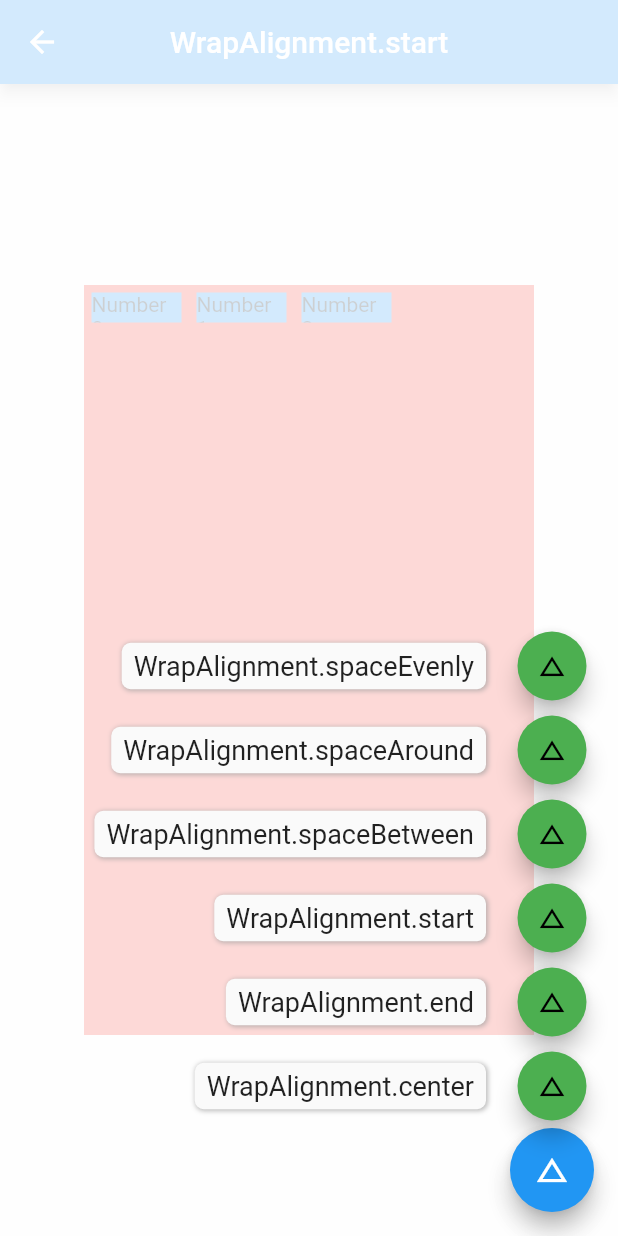
After one commit to Johnson8888/learn_flutter, a Flutter app: the WrapAlignmentDemoPage screen opened directly, after a tap on the "change history" icon, on a phone screen of 412 x 824 dp. The commit adds this screen. Run offline on Flutter 3.47's test engine with Material 2 defaults, Android fonts, the phone set to English and light mode, and no system bars; drawn by our look-alikes of flutter_speed_dial.

Commit message:
WrapDemoPage

```diff
--- a/flutter_app/lib/main.dart
+++ b/flutter_app/lib/main.dart
@@ -41,7 +41,8 @@ class MyApp extends StatelessWidget {
         "ImageDemoPage": (context) => ImageDemoPage(),
         "ColumnDemoPage": (context) => ColumnDemoPage(),
         "RowDemoPage": (context) => RowDemoPage(),
-        "FlexibleDemoPage": (context) => FlexibleDemoPage()
+        "FlexibleDemoPage": (context) => FlexibleDemoPage(),
+        "WrapDemoPage": (context) => WrapDemoPage(),
       },
     );
   }
--- /dev/null
+++ b/flutter_app/lib/routes/Wrap/wrap_alignment_page.dart
@@ -0,0 +1,102 @@
+/*
+ * @Author: 弗拉德
+ * @Date: 2021-01-15 13:47:27
+ * @LastEditTime: 2021-01-15 14:56:30
+ * @Support: http://fulade.me
+ */
+
+import 'package:flutter/material.dart';
+import 'package:flutter_speed_dial/flutter_speed_dial.dart';
+
+class WrapAlignmentDemoPage extends StatefulWidget {
+  @override
+  _WrapAlignmentDemoPageState createState() => _WrapAlignmentDemoPageState();
+}
+
+class _WrapAlignmentDemoPageState extends State<WrapAlignmentDemoPage> {
+  var title = "WrapAlignment.start";
+  var alignment = WrapAlignment.start;
+
+  @override
+  Widget build(BuildContext context) {
+    return Scaffold(
+      floatingActionButton: SpeedDial(
+        child: Icon(Icons.change_history),
+        children: speedDialChildList(),
+      ),
+      appBar: AppBar(
+        centerTitle: true,
+        backgroundColor: Colors.blue,
+        title: Text(title),
+      ),
+      body: Center(
+        child: Container(
+          width: 300,
+          height: 500,
+          color: Colors.red,
+          child: Wrap(
+            alignment: alignment,
+            children: List<Widget>.generate(
+              3,
+              (index) => Container(
+                margin: EdgeInsets.all(5),
+                width: 60,
+                height: 20,
+                color: Colors.blue,
+                child: Center(
+                  child: Text("Number " + index.toString()),
+                ),
+              ),
+            ),
+          ),
+        ),
+      ),
+    );
+  }
+
+  List speedDialChildList() {
+    final configList = [
+      {
+        "title": "WrapAlignment.center",
+        "value": WrapAlignment.center,
+      },
+      {
+        "title": "WrapAlignment.end",
+        "value": WrapAlignment.end,
+      },
+      {
+        "title": "WrapAlignment.start",
+        "value": WrapAlignment.start,
+      },
+      {
+        "title": "WrapAlignment.spaceBetween",
+        "value": WrapAlignment.spaceBetween,
+      },
+      {
+        "title": "WrapAlignment.spaceAround",
+        "value": WrapAlignment.spaceAround
+      },
+      {
+        "title": "WrapAlignment.spaceEvenly",
+        "value": WrapAlignment.spaceEvenly
+      },
+    ];
+    var list = <SpeedDialChild>[];
+    for (var item in configList) {
+      var child = SpeedDialChild(
+        child: Icon(Icons.change_history),
+        backgroundColor: Colors.green,
+        label: item["title"],
+        labelStyle: TextStyle(fontSize: 18.0),
+        onTap: () {
+          setState(() {
+            title = item["title"];
+            alignment = item["value"];
+          });
+        },
+      );
+      list.add(child);
+    }
+    return list;
+  }
+}
--- /dev/null
+++ b/flutter_app/lib/routes/Wrap/wrap_runalignment_page.dart
@@ -0,0 +1,102 @@
+/*
+ * @Author: 弗拉德
+ * @Date: 2021-01-14 19:31:11
+ * @LastEditTime: 2021-01-15 15:08:33
+ * @Support: http://fulade.me
+ */
+import 'package:flutter/material.dart';
+import 'package:flutter_speed_dial/flutter_speed_dial.dart';
+
+class WrapRunAlignmentDemoPage extends StatefulWidget {
+  @override
+  _WrapRunAlignmentDemoPageState createState() =>
+      _WrapRunAlignmentDemoPageState();
+}
+
+class _WrapRunAlignmentDemoPageState extends State<WrapRunAlignmentDemoPage> {
+  var runAlignment = WrapAlignment.center;
+  var title = "WrapAlignment.center";
+  @override
+  Widget build(BuildContext context) {
+    return Scaffold(
+      floatingActionButton: SpeedDial(
+        child: Icon(Icons.change_history),
+        children: speedDialChildList(),
+      ),
+      appBar: AppBar(
+        centerTitle: true,
+        backgroundColor: Colors.blue,
+        title: Text(title),
+      ),
+      body: Center(
+        child: Container(
+          width: 300,
+          height: 500,
+          color: Colors.red,
+          child: Wrap(
+            runAlignment: runAlignment,
+            alignment: WrapAlignment.center,
+            children: List<Widget>.generate(
+              10,
+              (index) => Container(
+                margin: EdgeInsets.all(5),
+                width: 60,
+                height: 20,
+                color: Colors.blue,
+                child: Center(
+                  child: Text("Number " + index.toString()),
+                ),
+              ),
+            ),
+          ),
+        ),
+      ),
+    );
+  }
+
+  List speedDialChildList() {
+    final configList = [
+      {
+        "title": "WrapAlignment.center",
+        "value": WrapAlignment.center,
+      },
+      {
+        "title": "WrapAlignment.end",
+        "value": WrapAlignment.end,
+      },
+      {
+        "title": "WrapAlignment.start",
+        "value": WrapAlignment.start,
+      },
+      {
+        "title": "WrapAlignment.spaceBetween",
+        "value": WrapAlignment.spaceBetween,
+      },
+      {
+        "title": "WrapAlignment.spaceAround",
+        "value": WrapAlignment.spaceAround,
+      },
+      {
+        "title": "WrapAlignment.spaceEvenly",
+        "value": WrapAlignment.spaceEvenly,
+      },
+    ];
+    var list = <SpeedDialChild>[];
+    for (var item in configList) {
+      var child = SpeedDialChild(
+        child: Icon(Icons.change_history),
+        backgroundColor: Colors.green,
+        label: item["title"],
+        labelStyle: TextStyle(fontSize: 18.0),
+        onTap: () {
+          setState(() {
+            title = item["title"];
+            runAlignment = item["value"];
+          });
+        },
+      );
+      list.add(child);
+    }
+    return list;
+  }
+}
--- a/flutter_app/lib/routes/index.dart
+++ b/flutter_app/lib/routes/index.dart
@@ -1,7 +1,7 @@
 /*
  * @Author: 弗拉德
  * @Date: 2020-12-15 20:54:29
- * @LastEditTime: 2021-01-13 19:34:24
+ * @LastEditTime: 2021-01-15 13:59:54
  * @Support: http://fulade.me
  */
 export 'main_page.dart';
@@ -17,3 +17,4 @@ export 'image_page.dart';
 export 'column_page.dart';
 export 'row_page.dart';
 export 'flexible_page.dart';
+export 'wrap_page.dart';
--- a/flutter_app/lib/routes/main_page.dart
+++ b/flutter_app/lib/routes/main_page.dart
@@ -1,7 +1,7 @@
 /*
  * @Author: 弗拉德
  * @Date: 2020-12-15 20:51:56
- * @LastEditTime: 2021-01-13 19:34:59
+ * @LastEditTime: 2021-01-15 13:59:23
  * @Support: http://fulade.me
  */
 
@@ -25,7 +25,8 @@ class _MainPageState extends State<MainPage> {
     {"title": "Image", "route": "ImageDemoPage"},
     {"title": "Colum", "route": "ColumnDemoPage"},
     {"title": "Row", "route": "RowDemoPage"},
-    {"title": "Flexible", "route": "FlexibleDemoPage"}
+    {"title": "Flexible", "route": "FlexibleDemoPage"},
+    {"title": "Wrap", "route": "WrapDemoPage"},
   ];
   @override
   Widget build(BuildContext context) {
```
Also changed, not shown: flutter_app/lib/routes/Wrap/wrap_direction_page.dart (added, +78 -0 lines), flutter_app/lib/routes/Wrap/wrap_spacing_page.dart (added, +101 -0 lines), flutter_app/lib/routes/Wrap/wrap_verticaldirection_page.dart (added, +81 -0 lines), flutter_app/lib/routes/wrap_page.dart (added, +65 -0 lines).
